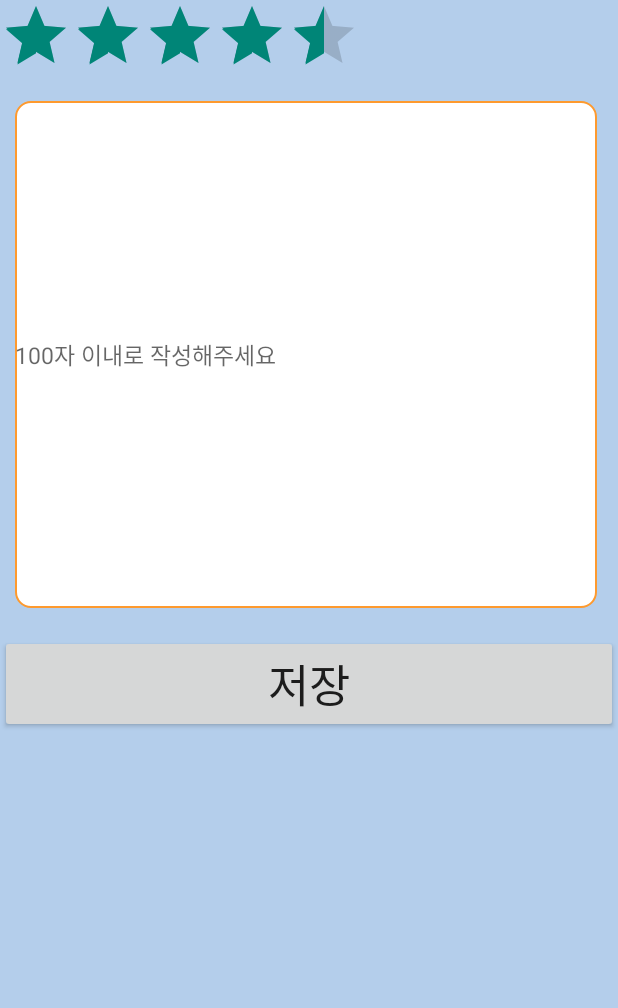
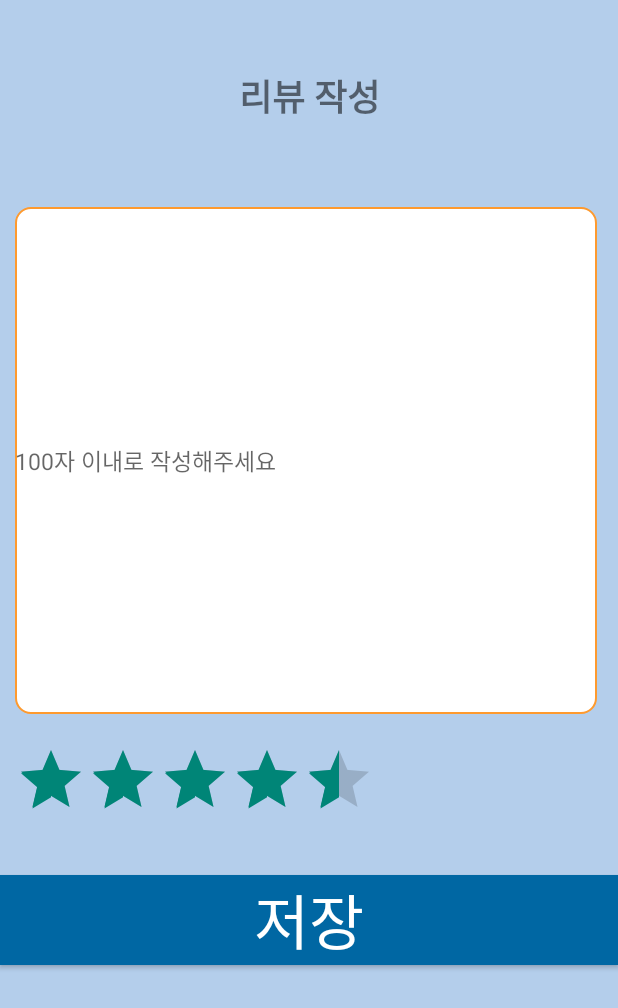
Before and after one commit to rubinstory/android, an Android app: the ReviewActivity screen opened directly, with no data from a screen before it, on a phone screen of 412 x 824 dp. Shown: the top 1008 px of the screen. Run offline under Robolectric (Android 15) with nearby library versions, the phone set to English and light mode, and no system bars.

Commit message:
글씨체 수정

```diff
--- a/app/src/main/res/layout/activity_main.xml
+++ b/app/src/main/res/layout/activity_main.xml
@@ -18,6 +18,7 @@
         android:backgroundTint="@color/colorPrimaryDark"
         android:text="메뉴"
         android:textColor="@android:color/white"
+        android:textStyle="bold"
         app:backgroundTint="@color/colorPrimaryDark"
         app:layout_constraintEnd_toEndOf="parent"
         app:layout_constraintStart_toStartOf="parent"
@@ -31,6 +32,7 @@
         android:backgroundTint="@color/colorPrimaryDark"
         android:text="계정"
         android:textColor="@android:color/white"
+        android:textStyle="bold"
         app:backgroundTint="@color/colorPrimaryDark"
         app:layout_constraintEnd_toEndOf="parent"
         app:layout_constraintStart_toStartOf="parent"
@@ -44,6 +46,7 @@
         android:backgroundTint="@color/colorPrimaryDark"
         android:text="주변 약국 조회"
         android:textColor="@android:color/white"
+        android:textStyle="bold"
         app:backgroundTint="@color/colorPrimaryDark"
         app:layout_constraintEnd_toEndOf="parent"
         app:layout_constraintStart_toStartOf="parent"
--- a/app/src/main/res/layout/login.xml
+++ b/app/src/main/res/layout/login.xml
@@ -47,6 +47,7 @@
         android:backgroundTint="@color/colorPrimaryDark"
         android:text="로그인"
         android:textColor="@android:color/white"
+        android:textStyle="bold"
         app:backgroundTint="@color/colorPrimaryDark"
         app:layout_constraintEnd_toEndOf="parent"
         app:layout_constraintStart_toStartOf="parent"
@@ -60,6 +61,7 @@
         android:backgroundTint="@color/colorPrimaryDark"
         android:text="로그아웃"
         android:textColor="@android:color/white"
+        android:textStyle="bold"
         app:backgroundTint="@color/colorPrimaryDark"
         app:layout_constraintEnd_toEndOf="parent"
         app:layout_constraintStart_toStartOf="parent"
@@ -73,6 +75,7 @@
         android:backgroundTint="@color/colorPrimaryDark"
         android:text="회원가입"
         android:textColor="@android:color/white"
+        android:textStyle="bold"
         app:backgroundTint="@color/colorPrimaryDark"
         app:layout_constraintEnd_toEndOf="parent"
         app:layout_constraintStart_toStartOf="parent"
--- a/app/src/main/res/layout/map.xml
+++ b/app/src/main/res/layout/map.xml
@@ -46,7 +46,7 @@
             android:textStyle="bold"
             android:background="@color/colorPrimaryDark"
             android:textColor="@android:color/white"
-            android:textSize="12sp"/>
+            android:textSize="18dp"/>
     </LinearLayout>
 
     <LinearLayout
--- a/app/src/main/res/layout/medicine_item.xml
+++ b/app/src/main/res/layout/medicine_item.xml
@@ -3,7 +3,7 @@
     android:orientation="horizontal"
     android:layout_width="match_parent"
     android:layout_height="match_parent"
-    android:background="@drawable/medicine_background">
+    android:background="@drawable/background">
 
     <ImageView
         android:id="@+id/imageView"
--- a/app/src/main/res/layout/write_review.xml
+++ b/app/src/main/res/layout/write_review.xml
@@ -1,19 +1,23 @@
 <?xml version="1.0" encoding="utf-8"?>
-<RelativeLayout
+<LinearLayout
     xmlns:android="http://schemas.android.com/apk/res/android"
     android:layout_width="match_parent"
     android:layout_height="match_parent"
-    android:background="@drawable/background">
+    android:background="@drawable/background"
+    android:orientation="vertical">
+    <TextView
+        android:id="@+id/reviewTitle"
+        android:layout_width="200dp"
+        android:layout_height="128dp"
+        android:layout_gravity="center"
+        android:fontFamily="sans-serif"
+        android:gravity="center"
+        android:text="리뷰 작성"
+        android:textAlignment="center"
+        android:textSize="24sp"
+        android:textStyle="bold"
 
-    <RatingBar
-        android:layout_width="wrap_content"
-        android:layout_height="wrap_content"
-        android:id="@+id/ratingBar"
-        android:numStars="5"
-        android:rating="4.5"
-        android:stepSize="0.5"
-        style="?android:attr/ratingBarStyle"/>
-
+        />
     <EditText
         android:id="@+id/contents"
         android:layout_width="388dp"
@@ -30,6 +34,17 @@
         android:hint="100자 이내로 작성해주세요"
         android:maxLength="100"
         android:textSize="15dp" />
+    <RatingBar
+        android:layout_width="wrap_content"
+        android:layout_height="wrap_content"
+        android:id="@+id/ratingBar"
+        android:numStars="5"
+        android:rating="4.5"
+        android:stepSize="0.5"
+        android:layout_below="@id/contents"
+        android:layout_marginVertical="10dp"
+        android:layout_marginLeft="10dp"
+        style="?android:attr/ratingBarStyle"/>
 
     <Button
         android:layout_width="match_parent"
@@ -37,6 +52,9 @@
         android:layout_below="@+id/contents"
         android:layout_marginTop="8dp"
         android:text="저장"
-        android:textSize="30dp"
+        android:textSize="40dp"
+        android:textColor="@color/white"
+        android:layout_marginVertical="20dp"
+        android:background="@color/colorPrimaryDark"
         android:id="@+id/saveButton"/>
-</RelativeLayout>
+</LinearLayout>
```
Also changed, not shown: app/src/main/res/layout/menu.xml (+8 -0 lines).
